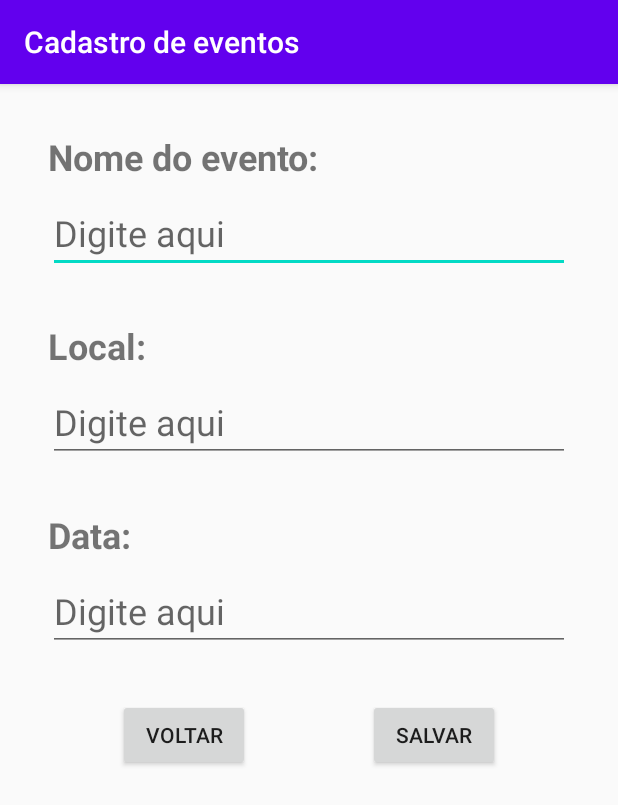
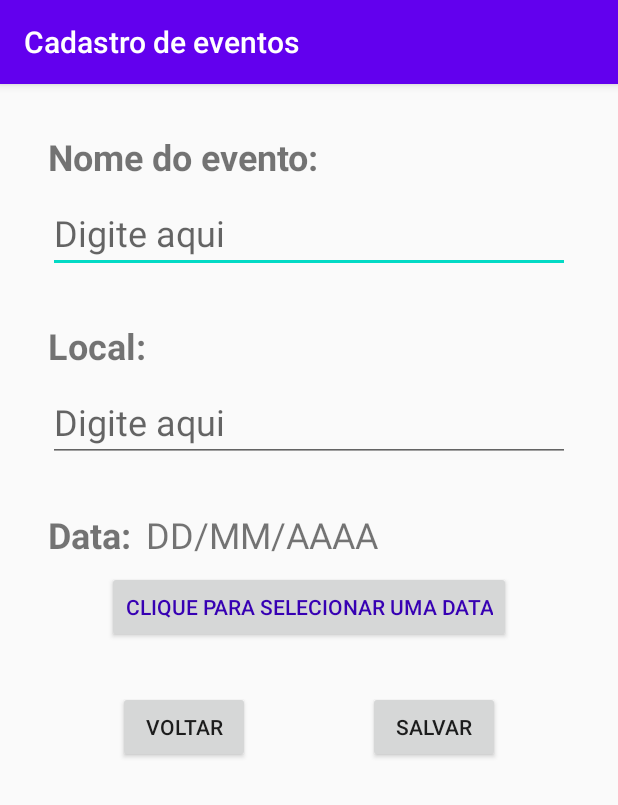
Before and after one commit to AlexGuesser/Gerenciador-de-Eventos, an Android app: the screen it shows after launch (CadastroEventos), after a tap on "ADICIONAR EVENTO", on a phone screen of 412 x 824 dp. Shown: the top 805 px of the screen. Run offline under Robolectric (Android 15) with nearby library versions, the phone set to English and light mode, and no system bars; 2 statements that could not run were skipped.

Commit message:
Adição do SQLite Database para guardar as informações de evento

```diff
--- a/app/src/main/java/com/example/listview/CadastroEventos.java
+++ b/app/src/main/java/com/example/listview/CadastroEventos.java
@@ -2,25 +2,38 @@ package com.example.listview;
 
 import androidx.appcompat.app.AppCompatActivity;
 
+import android.app.DatePickerDialog;
+import android.app.Dialog;
 import android.content.Intent;
 import android.os.Bundle;
 import android.util.Log;
 import android.view.View;
+import android.widget.Button;
+import android.widget.CalendarView;
+import android.widget.DatePicker;
 import android.widget.EditText;
+import android.widget.TextView;
 import android.widget.Toast;
 
+import com.example.listview.database.EventoDAO;
 import com.example.listview.model.Evento;
 
-public class CadastroEventos extends AppCompatActivity {
+import java.text.DateFormat;
+import java.text.ParseException;
+import java.text.SimpleDateFormat;
+import java.util.Calendar;
+import java.util.Date;
+
+public class CadastroEventos extends AppCompatActivity{
 
     private EditText editTextNomeEvento;
     private EditText editTextLocalEvento;
-    private EditText editTextDataEvento;
+    private TextView textViewDataEvento;
 
-    private final int RESULT_COD_NOVO_EVENTO = 10;
-    private final int RESULT_COD_EVENTO_EDITADO = 11;
+    private int id = 0;
 
-    private boolean edicao = false;
+    static final int DATE_DIALOG_ID = 0;
+
 
     @Override
     protected void onCreate(Bundle savedInstanceState) {
@@ -31,17 +44,17 @@ public class CadastroEventos extends AppCompatActivity {
 
         //Configurações iniciais
         editTextNomeEvento = findViewById(R.id.editTextNomeEvento);
-        editTextDataEvento = findViewById(R.id.textViewDataEvento);
+        textViewDataEvento = findViewById(R.id.textViewDataSelecionada);
         editTextLocalEvento= findViewById(R.id.editTextLocalEvento);
 
         Intent intent = getIntent();
         if(intent!=null && intent.getExtras()!= null && intent.getExtras().get("eventoEdicao") != null){
 
-            edicao = true;
             Evento evento = (Evento) intent.getExtras().get("eventoEdicao");
             editTextNomeEvento.setText(evento.getNomeDoEvento());
             editTextLocalEvento.setText(evento.getLocalDoEvento());
-            editTextDataEvento.setText(evento.getDataDoEvento());
+            textViewDataEvento.setText(evento.getDataDoEvento());
+            id = evento.getId();
 
         }
     }
@@ -56,9 +69,8 @@ public class CadastroEventos extends AppCompatActivity {
 
         String nome = editTextNomeEvento.getText().toString();
         String local = editTextLocalEvento.getText().toString();
-        String data = editTextDataEvento.getText().toString();
+        String data = textViewDataEvento.getText().toString();
 
-        Log.i("teste",nome+local+data);
 
         if(nome == null  || nome.equals("")){
             Toast.makeText(this,"Adicione um nome para seu evento!",Toast.LENGTH_LONG).show();
@@ -70,33 +82,63 @@ public class CadastroEventos extends AppCompatActivity {
             return;
         }
 
-        if(data == null  || data.equals("")){
+        if(data == null  || data.equals("DD/MM/AAAA")){
             Toast.makeText(this,"Adicione uma data para seu evento!",Toast.LENGTH_LONG).show();
             return;
         }
 
 
-        Evento evento = new Evento(nome, local,data);
+        Evento evento = new Evento(id,nome, local,data);
+        EventoDAO eventoDAO = new EventoDAO(getApplicationContext());
+        boolean salvou = eventoDAO.salvar(evento);
+        if(salvou){
+            finish();
+        }else{
+            Toast.makeText(CadastroEventos.this,"Erro ao salvar produto",Toast.LENGTH_SHORT).show();
+        }
+    }
+
+    @Override
+    protected Dialog onCreateDialog(int id) {
+        Calendar calendario = Calendar.getInstance();
 
 
-        if(edicao){
+        int ano = calendario.get(Calendar.YEAR);
+        int mes = calendario.get(Calendar.MONTH);
+        int dia = calendario.get(Calendar.DAY_OF_MONTH);
 
-            Intent intent = new Intent();
-            intent.putExtra("eventoEditado",evento);
-            setResult(RESULT_COD_EVENTO_EDITADO,intent);
+        switch (id) {
+            case DATE_DIALOG_ID:
 
-        }else {
-
-            Intent intent = new Intent();
-            intent.putExtra("evento", evento);
-            setResult(RESULT_COD_NOVO_EVENTO, intent);
-        }
-
-        finish();
+                DatePickerDialog datePickerDialog = new DatePickerDialog(this,
+                        mDateSetListener,
+                        ano, mes, dia);
 
 
+                return datePickerDialog;
+        }
+        return null;
+    }
+
+    private DatePickerDialog.OnDateSetListener mDateSetListener =
+            new DatePickerDialog.OnDateSetListener() {
+                public void onDateSet(DatePicker view, int year, int monthOfYear,
+                                      int dayOfMonth) {
+
+                    String data = String.valueOf(dayOfMonth) + "/"
+                            + String.valueOf(monthOfYear+1) + "/" + String.valueOf(year);
 
 
+                    textViewDataEvento.setText(data);
+                    //Toast.makeText(getApplicationContext(),
+                            //"DATA = " + data, Toast.LENGTH_SHORT)
+                            //.show();
+                }
+            };
 
+
+    public void mostraCalendario(View v) {
+            showDialog(DATE_DIALOG_ID);
     }
+
 }
--- a/app/src/main/java/com/example/listview/MainActivity.java
+++ b/app/src/main/java/com/example/listview/MainActivity.java
@@ -14,16 +14,13 @@ import android.widget.ListView;
 import android.widget.Toast;
 
 import com.example.listview.adapter.EventosAdapter;
+import com.example.listview.database.EventoDAO;
 import com.example.listview.model.Evento;
 
 import java.util.ArrayList;
+import java.util.List;
 
 public class MainActivity extends AppCompatActivity {
-
-    private final int REQUEST_COD_NOVO_EVENTO = 1;
-    private final int REQUEST_COD_EDITAR_EVENTO = 2;
-    private final int RESULT_COD_NOVO_EVENTO = 10;
-    private final int RESULT_COD_EVENTO_EDITADO = 11;
 
     private int posicao;
     private ListView listaViewEventos;
@@ -36,13 +33,6 @@ public class MainActivity extends AppCompatActivity {
         setTitle("Eventos");
 
         listaViewEventos = findViewById(R.id.listViewEventos);
-        ArrayList<Evento> eventos = criaListaEventos();
-
-        adapterEventos = new EventosAdapter(MainActivity.this, eventos);
-        listaViewEventos.setAdapter(adapterEventos);
-
-
-        listaViewEventos.setAdapter(adapterEventos);
 
         defineOnClickListener();
 
@@ -59,8 +49,10 @@ public class MainActivity extends AppCompatActivity {
                     @Override
                     public void onClick(DialogInterface dialog, int which) {
                         Evento eventoASerRemovido = adapterEventos.getItem(position);
-                        adapterEventos.remove(eventoASerRemovido);
+                        EventoDAO eventoDAO = new EventoDAO(getApplicationContext());
+                        eventoDAO.exluirEvento(eventoASerRemovido);
                         Toast.makeText(MainActivity.this,"Evento Excluído", Toast.LENGTH_SHORT).show();
+                        recuperaListaDeEventos();
                     }
                 });
 
@@ -91,45 +83,34 @@ public class MainActivity extends AppCompatActivity {
                 Intent intent = new Intent(MainActivity.this, CadastroEventos.class);
                 intent.putExtra("eventoEdicao",eventoClicado);
                 posicao = position;
-                startActivityForResult(intent,REQUEST_COD_EDITAR_EVENTO);
+                startActivity(intent);
 
             }
         });
 
     }
 
-    private ArrayList<Evento> criaListaEventos(){
 
-        ArrayList<Evento> eventos = new ArrayList<>();
-        eventos.add(new Evento("Formatura Eng. Mecânica","Casa Rosa","20/10/2020"));
-        eventos.add(new Evento("Formatura Eng. Civil","Casa Rosa","27/10/2020"));
-        eventos.add(new Evento("Formatura Eng. Química","Casa Rosa","04/11/2020"));
+    @Override
+    protected void onResume() {
+        super.onResume();
+        recuperaListaDeEventos();
+    }
 
-
-        return eventos;
+    private void recuperaListaDeEventos() {
+        EventoDAO eventoDAO = new EventoDAO(getBaseContext());
+        ArrayList<Evento> eventos = new ArrayList<>(eventoDAO.listar());
+        adapterEventos = new EventosAdapter(
+                MainActivity.this,
+                eventos);
+        listaViewEventos.setAdapter(adapterEventos);
     }
 
     public void abreCadastroProdutos(View view){
 
         Intent i = new Intent(this, CadastroEventos.class);
-        startActivityForResult(i,REQUEST_COD_NOVO_EVENTO);
+        startActivity(i);
 
     }
 
-    @Override
-    protected void onActivityResult(int requestCode, int resultCode, @Nullable Intent data) {
-        if(resultCode == RESULT_COD_NOVO_EVENTO){
-
-            Evento evento = (Evento) data.getExtras().getSerializable("evento");
-            adapterEventos.add(evento);
-
-        }else if(resultCode == RESULT_COD_EVENTO_EDITADO){
-
-            Evento eventoEditado = (Evento) data.getExtras().getSerializable("eventoEditado");
-            Evento eventoASerEditado =  adapterEventos.getItem(posicao);
-            adapterEventos.remove(eventoASerEditado);
-            adapterEventos.insert(eventoEditado,posicao);
-        }
-        super.onActivityResult(requestCode, resultCode, data);
-    }
 }
--- a/app/src/main/java/com/example/listview/adapter/EventosAdapter.java
+++ b/app/src/main/java/com/example/listview/adapter/EventosAdapter.java
@@ -31,11 +31,11 @@ public class EventosAdapter extends ArrayAdapter<Evento> {
         // Lookup view for data population
         TextView textViewNomeEvento = (TextView) convertView.findViewById(R.id.textViewNomeEvento);
         TextView textViewLocalEvento = (TextView) convertView.findViewById(R.id.textViewLocalEvento);
-        TextView editTextDataEvento = (TextView) convertView.findViewById(R.id.textViewDataEvento);
+        TextView textViewDataEvento = (TextView) convertView.findViewById(R.id.textViewDataEvento);
         // Populate the data into the template view using the data object
         textViewNomeEvento.setText(evento.getNomeDoEvento());
         textViewLocalEvento.setText(evento.getLocalDoEvento());
-        editTextDataEvento.setText(evento.getDataDoEvento());
+        textViewDataEvento.setText(evento.getDataDoEvento());
         // Return the completed view to render on screen
         return convertView;
 
--- a/app/src/main/res/layout/activity_cadastro_eventos.xml
+++ b/app/src/main/res/layout/activity_cadastro_eventos.xml
@@ -82,7 +82,7 @@
         app:layout_constraintEnd_toEndOf="parent"
         app:layout_constraintHorizontal_bias="0.5"
         app:layout_constraintStart_toEndOf="@+id/buttonVoltar"
-        app:layout_constraintTop_toBottomOf="@+id/textViewDataEvento" />
+        app:layout_constraintTop_toBottomOf="@+id/button2" />
 
     <Button
         android:id="@+id/buttonVoltar"
@@ -95,7 +95,7 @@
         app:layout_constraintHorizontal_bias="0.5"
         app:layout_constraintHorizontal_chainStyle="spread"
         app:layout_constraintStart_toStartOf="parent"
-        app:layout_constraintTop_toBottomOf="@+id/textViewDataEvento" />
+        app:layout_constraintTop_toBottomOf="@+id/button2" />
 
     <TextView
         android:id="@+id/textView3"
@@ -104,29 +104,37 @@
         android:layout_marginStart="32dp"
         android:layout_marginLeft="32dp"
         android:layout_marginTop="32dp"
-        android:layout_marginEnd="32dp"
-        android:layout_marginRight="32dp"
         android:text="Data:"
         android:textSize="24sp"
         android:textStyle="bold"
-        app:layout_constraintEnd_toEndOf="parent"
         app:layout_constraintStart_toStartOf="parent"
         app:layout_constraintTop_toBottomOf="@+id/editTextLocalEvento" />
 
-    <EditText
-        android:id="@+id/textViewDataEvento"
-        android:layout_width="0dp"
+    <Button
+        android:id="@+id/button2"
+        android:layout_width="wrap_content"
         android:layout_height="wrap_content"
-        android:layout_marginStart="32dp"
-        android:layout_marginLeft="32dp"
         android:layout_marginTop="8dp"
-        android:layout_marginEnd="32dp"
-        android:layout_marginRight="32dp"
-        android:ems="10"
-        android:hint="Digite aqui"
-        android:inputType="date"
-        android:textSize="24sp"
+        android:onClick="mostraCalendario"
+        android:text="CLique para selecionar uma data"
+        android:textColor="@color/colorPrimaryDark"
         app:layout_constraintEnd_toEndOf="parent"
         app:layout_constraintStart_toStartOf="parent"
         app:layout_constraintTop_toBottomOf="@+id/textView3" />
+
+    <TextView
+        android:id="@+id/textViewDataSelecionada"
+        android:layout_width="0dp"
+        android:layout_height="wrap_content"
+        android:layout_marginTop="32dp"
+        android:layout_marginEnd="32dp"
+        android:layout_marginRight="32dp"
+        android:layout_marginBottom="8dp"
+        android:paddingLeft="10dp"
+        android:text="DD/MM/AAAA"
+        android:textSize="24sp"
+        app:layout_constraintBottom_toTopOf="@+id/button2"
+        app:layout_constraintEnd_toEndOf="parent"
+        app:layout_constraintStart_toEndOf="@+id/textView3"
+        app:layout_constraintTop_toBottomOf="@+id/editTextLocalEvento" />
 </androidx.constraintlayout.widget.ConstraintLayout>
```
Also changed, not shown: app/src/main/java/com/example/listview/model/Evento.java (+16 -0 lines).
